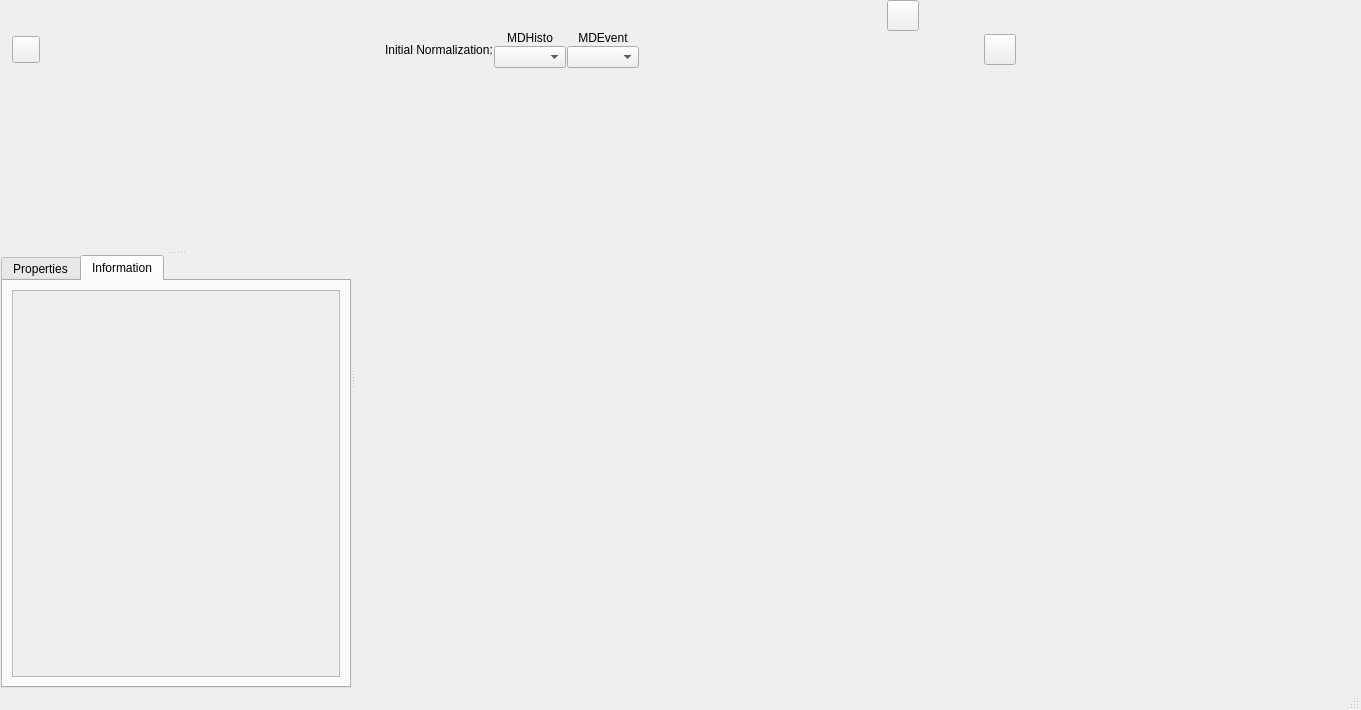
Above: Code/Mantid/Vates/VatesSimpleGui/ViewWidgets/inc/MantidVatesSimpleGuiViewWidgets/MdViewerWidget.ui from mantidproject/mantid before the change. Below: the same form after it.
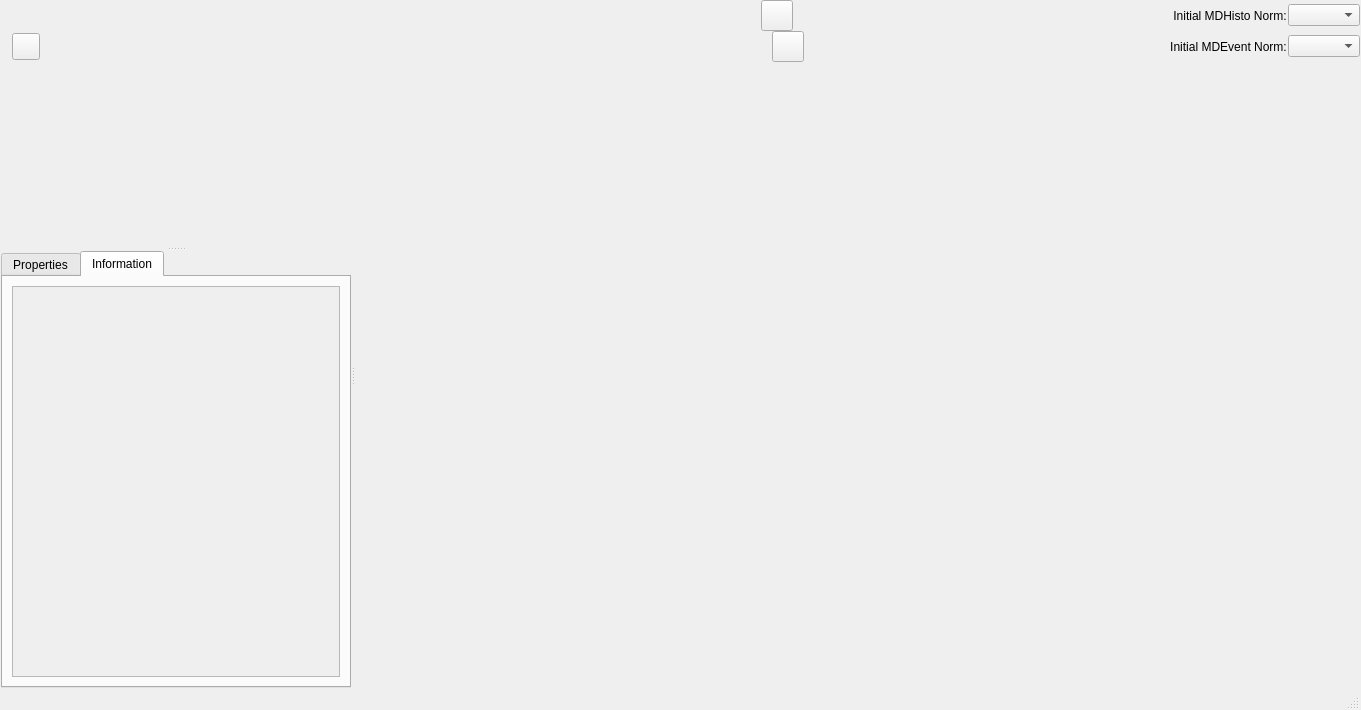
That is the form after the change. The open tabs and pages were chosen to show the change. Icons and pictures are not drawn. Custom widgets are drawn as their Qt base class.

Commit message: Refs #13601 Reposition normalization widgets in VSI

What changed in the file:
```diff
--- a/Code/Mantid/Vates/VatesSimpleGui/ViewWidgets/inc/MantidVatesSimpleGuiViewWidgets/MdViewerWidget.ui
+++ b/Code/Mantid/Vates/VatesSimpleGui/ViewWidgets/inc/MantidVatesSimpleGuiViewWidgets/MdViewerWidget.ui
@@ -111,6 +111,26 @@
        </property>
       </spacer>
      </item>
+     <item>
+      <widget class="QLabel" name="lbl_normalizationHisto">
+       <property name="toolTip">
+        <string extracomment="Select the default initial normalization when MDHisto workspaces are loaded"/>
+       </property>
+       <property name="text">
+        <string>Initial MDHisto Norm:</string>
+       </property>
+       <property name="alignment">
+        <set>Qt::AlignCenter</set>
+       </property>
+      </widget>
+     </item>
+     <item>
+      <widget class="QComboBox" name="defaultNormalizationHisto">
+       <property name="toolTip">
+        <string extracomment="Select the default initial normalization when MDHisto workspaces are loaded"/>
+       </property>
+      </widget>
+     </item>
     </layout>
    </item>
    <item>
@@ -167,61 +187,6 @@
        </property>
       </spacer>
      </item>
-     <item>
-      <widget class="QLabel" name="label">
-       <property name="text">
-        <string>Initial Normalization:</string>
-       </property>
-      </widget>
-     </item>
-     <item>
-      <layout class="QVBoxLayout" name="normalizationHistoLayout">
-       <item>
-        <widget class="QLabel" name="lbl_normalizationHisto">
-         <property name="toolTip">
-          <string extracomment="Select the default initial normalization when MDHisto workspaces are loaded"/>
-         </property>
-         <property name="text">
-          <string>MDHisto</string>
-         </property>
-         <property name="alignment">
-          <set>Qt::AlignCenter</set>
-         </property>
-        </widget>
-       </item>
-       <item>
-        <widget class="QComboBox" name="defaultNormalizationHisto">
-         <property name="toolTip">
-          <string extracomment="Select the default initial normalization when MDHisto workspaces are loaded"/>
-         </property>
-        </widget>
-       </item>
-      </layout>
-     </item>
-     <item>
-      <layout class="QVBoxLayout" name="normalizationEventLayout">
-       <item>
-        <widget class="QLabel" name="lbl_normalizationEvent">
-         <property name="toolTip">
-          <string extracomment="Select the default initial normalization when MDEvent workspaces are loaded"/>
-         </property>
-         <property name="text">
-          <string>MDEvent</string>
-         </property>
-         <property name="alignment">
-          <set>Qt::AlignCenter</set>
-         </property>
-        </widget>
-       </item>
-       <item>
-        <widget class="QComboBox" name="defaultNormalizationEvent">
-         <property name="toolTip">
-          <string extracomment="Select the default initial normalization when MDEvent workspaces are loaded"/>
-         </property>
-        </widget>
-       </item>
-      </layout>
-     </item>
      <item>
       <spacer name="horizontalSpacer_5">
        <property name="orientation">
@@ -268,6 +233,26 @@
        </property>
       </spacer>
      </item>
+     <item>
+      <widget class="QLabel" name="lbl_normalizationEvent">
+       <property name="toolTip">
+        <string extracomment="Select the default initial normalization when MDEvent workspaces are loaded"/>
+       </property>
+       <property name="text">
+        <string>Initial MDEvent Norm:</string>
+       </property>
+       <property name="alignment">
+        <set>Qt::AlignCenter</set>
+       </property>
+      </widget>
+     </item>
+     <item>
+      <widget class="QComboBox" name="defaultNormalizationEvent">
+       <property name="toolTip">
+        <string extracomment="Select the default initial normalization when MDEvent workspaces are loaded"/>
+       </property>
+      </widget>
+     </item>
     </layout>
    </item>
    <item>
@@ -326,8 +311,8 @@
               <rect>
                <x>0</x>
                <y>0</y>
-               <width>324</width>
-               <height>370</height>
+               <width>98</width>
+               <height>28</height>
               </rect>
              </property>
              <layout class="QVBoxLayout" name="verticalLayout">
```
Left out of the diff: 4 changed lines with no effect on the pictures. The commit also changes 1 other file.
